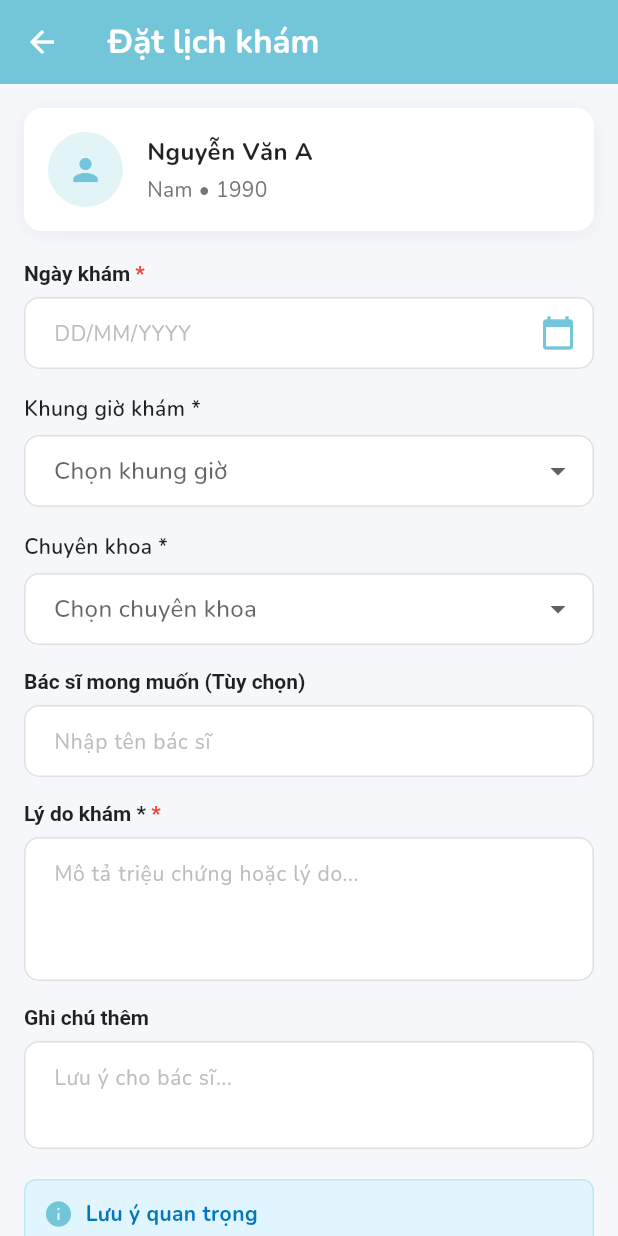
After one commit to Khanshh/P-inno, a Flutter app: the BookAppointmentScreen screen opened directly, on a phone screen of 412 x 824 dp. The commit adds this screen. Run offline on Flutter 3.47's test engine with Material 3 defaults, Android fonts, the phone set to English and light mode, and no system bars; our stand-ins replace flutter_markdown, google_fonts, smooth_page_indicator; accounts and stored records are empty; network calls fail.

Commit message:
[New] Đặt lịch khám

```diff
--- /dev/null
+++ b/lib/screens/book_appointment_screen.dart
@@ -0,0 +1,482 @@
+import 'package:flutter/material.dart';
+import 'appointment_success_screen.dart';
+
+class BookAppointmentScreen extends StatefulWidget {
+  final Map<String, dynamic>? patientData; // Info from previous screen if available
+
+  const BookAppointmentScreen({super.key, this.patientData});
+
+  @override
+  State<BookAppointmentScreen> createState() => _BookAppointmentScreenState();
+}
+
+class _BookAppointmentScreenState extends State<BookAppointmentScreen> {
+  final _formKey = GlobalKey<FormState>();
+  final Color _primaryColor = const Color(0xFF73C6D9);
+
+  // Controllers
+  final TextEditingController _dateController = TextEditingController();
+  final TextEditingController _doctorController = TextEditingController();
+  final TextEditingController _reasonController = TextEditingController();
+  final TextEditingController _noteController = TextEditingController();
+
+  String? _selectedTime;
+  String? _selectedDept;
+
+  final List<String> _timeSlots = [
+    '08:00 - 09:00',
+    '09:00 - 10:00',
+    '10:00 - 11:00',
+    '13:30 - 14:30',
+    '14:30 - 15:30',
+    '15:30 - 16:30',
+  ];
+
+  final List<String> _departments = [
+    'Khoa Nội',
+    'Khoa Ngoại',
+    'Khoa Sản',
+    'Khoa Nhi',
+    'Khoa Hiếm Muộn',
+    'Nam Khoa',
+    'Tai Mũi Họng',
+    'Răng Hàm Mặt',
+  ];
+
+  @override
+  void dispose() {
+    _dateController.dispose();
+    _doctorController.dispose();
+    _reasonController.dispose();
+    _noteController.dispose();
+    super.dispose();
+  }
+
+  Future<void> _selectDate(BuildContext context) async {
+    final DateTime? picked = await showDatePicker(
+      context: context,
+      initialDate: DateTime.now().add(const Duration(days: 1)),
+      firstDate: DateTime.now(),
+      lastDate: DateTime.now().add(const Duration(days: 30)),
+      builder: (context, child) {
+         return Theme(
+          data: Theme.of(context).copyWith(
+            colorScheme: ColorScheme.light(
+              primary: _primaryColor,
+              onPrimary: Colors.white,
+              onSurface: Colors.black,
+            ),
+          ),
+          child: child!,
+        );
+      },
+    );
+    if (picked != null) {
+      setState(() {
+        _dateController.text = "${picked.day}/${picked.month}/${picked.year}";
+      });
+    }
+  }
+
+  void _submitBooking() {
+    if (_formKey.currentState!.validate()) {
+      if (_selectedTime == null) {
+        ScaffoldMessenger.of(context).showSnackBar(
+          const SnackBar(content: Text('Vui lòng chọn khung giờ khám')),
+        );
+        return;
+      }
+      if (_selectedDept == null) {
+        ScaffoldMessenger.of(context).showSnackBar(
+          const SnackBar(content: Text('Vui lòng chọn chuyên khoa')),
+        );
+        return;
+      }
+
+      final bookingData = {
+        'patientName': widget.patientData?['fullName'] ?? 'Nguyễn Văn A',
+        'date': _dateController.text,
+        'time': _selectedTime,
+        'department': _selectedDept,
+        'doctor': _doctorController.text,
+        'reason': _reasonController.text,
+        'note': _noteController.text,
+      };
+
+      Navigator.of(context).push(
+        MaterialPageRoute(
+          builder: (_) => AppointmentSuccessScreen(appointmentData: bookingData),
+        ),
+      );
+    }
+  }
+
+  @override
+  Widget build(BuildContext context) {
+    return Scaffold(
+      backgroundColor: const Color(0xFFF5F7FA),
+      appBar: AppBar(
+        title: const Text(
+          'Đặt lịch khám',
+          style: TextStyle(
+            color: Colors.white,
+            fontWeight: FontWeight.bold,
+          ),
+        ),
+        backgroundColor: _primaryColor,
+        elevation: 0,
+        leading: IconButton(
+          icon: const Icon(Icons.arrow_back, color: Colors.white),
+          onPressed: () => Navigator.of(context).pop(),
+        ),
+      ),
+      body: SingleChildScrollView(
+        padding: const EdgeInsets.all(16),
+        child: Form(
+          key: _formKey,
+          child: Column(
+            crossAxisAlignment: CrossAxisAlignment.start,
+            children: [
+              _buildPatientInfoCard(),
+              const SizedBox(height: 20),
+              _buildFormSection(),
+              const SizedBox(height: 20),
+              _buildWarningBox(),
+              const SizedBox(height: 30),
+              SizedBox(
+                width: double.infinity,
+                height: 52,
+                child: ElevatedButton(
+                  onPressed: _submitBooking,
+                  style: ElevatedButton.styleFrom(
+                    backgroundColor: _primaryColor,
+                    shape: RoundedRectangleBorder(
+                      borderRadius: BorderRadius.circular(12),
+                    ),
+                    elevation: 0,
+                  ),
+                  child: const Text(
+                    'XÁC NHẬN ĐẶT LỊCH',
+                    style: TextStyle(
+                      color: Colors.white,
+                      fontSize: 16,
+                      fontWeight: FontWeight.bold,
+                    ),
+                  ),
+                ),
+              ),
+              const SizedBox(height: 20),
+            ],
+          ),
+        ),
+      ),
+    );
+  }
+
+  Widget _buildPatientInfoCard() {
+    return Container(
+      padding: const EdgeInsets.all(16),
+      decoration: BoxDecoration(
+        color: Colors.white,
+        borderRadius: BorderRadius.circular(12),
+        boxShadow: [
+          BoxShadow(
+            color: Colors.black.withOpacity(0.05),
+            offset: const Offset(0, 2),
+            blurRadius: 10,
+          ),
+        ],
+      ),
+      child: Row(
+        children: [
+          CircleAvatar(
+            radius: 25,
+            backgroundColor: _primaryColor.withOpacity(0.2),
+            child: Icon(Icons.person, color: _primaryColor),
+          ),
+          const SizedBox(width: 16),
+          Expanded(
+            child: Column(
+              crossAxisAlignment: CrossAxisAlignment.start,
+              children: [
+                Text(
+                  widget.patientData?['fullName'] ?? 'Nguyễn Văn A',
+                  style: const TextStyle(
+                    fontSize: 16,
+                    fontWeight: FontWeight.bold,
+                    color: Colors.black87,
+                  ),
+                ),
+                const SizedBox(height: 4),
+                 Text(
+                  '${widget.patientData?['gender'] ?? 'Nam'} • ${widget.patientData?['dob'] ?? '1990'}',
+                  style: TextStyle(
+                    fontSize: 14,
+                    color: Colors.grey[600],
+                  ),
+                ),
+              ],
+            ),
+          ),
+        ],
+      ),
+    );
+  }
+
+  Widget _buildFormSection() {
+    return Column(
+      children: [
+        _buildDateField(),
+        const SizedBox(height: 16),
+        _buildDropdownField(
+          label: 'Khung giờ khám *',
+          hint: 'Chọn khung giờ',
+          value: _selectedTime,
+          items: _timeSlots,
+          onChanged: (val) {
+            setState(() {
+              _selectedTime = val;
+            });
+          },
+        ),
+        const SizedBox(height: 16),
+        _buildDropdownField(
+          label: 'Chuyên khoa *',
+          hint: 'Chọn chuyên khoa',
+          value: _selectedDept,
+          items: _departments,
+          onChanged: (val) {
+            setState(() {
+              _selectedDept = val;
+            });
+          },
+        ),
+        const SizedBox(height: 16),
+        _buildTextField(
+          label: 'Bác sĩ mong muốn (Tùy chọn)',
+          controller: _doctorController,
+          hint: 'Nhập tên bác sĩ',
+        ),
+        const SizedBox(height: 16),
+        _buildTextField(
+          label: 'Lý do khám *',
+          controller: _reasonController,
+          hint: 'Mô tả triệu chứng hoặc lý do...',
+          isRequired: true,
+          maxLines: 3,
+        ),
+        const SizedBox(height: 16),
+         _buildTextField(
+          label: 'Ghi chú thêm',
+          controller: _noteController,
+          hint: 'Lưu ý cho bác sĩ...',
+          maxLines: 2,
+        ),
+      ],
+    );
+  }
+
+  Widget _buildTextField({
+    required String label,
+    required TextEditingController controller,
+    String? hint,
+    bool isRequired = false,
+    int maxLines = 1,
+  }) {
+    return Column(
+      crossAxisAlignment: CrossAxisAlignment.start,
+      children: [
+        RichText(
+          text: TextSpan(
+            text: label,
+            style: const TextStyle(
+              color: Colors.black87,
+              fontWeight: FontWeight.w600,
+              fontSize: 14,
+            ),
+            children: isRequired
+                ? [const TextSpan(text: ' *', style: TextStyle(color: Colors.red))]
+                : [],
+          ),
+        ),
+        const SizedBox(height: 8),
+        TextFormField(
+          controller: controller,
+          maxLines: maxLines,
+          validator: isRequired
+              ? (value) {
+                  if (value == null || value.isEmpty) {
+                    return 'Vui lòng nhập thông tin này';
+                  }
+                  return null;
+                }
+              : null,
+          decoration: InputDecoration(
+            hintText: hint,
+            hintStyle: TextStyle(color: Colors.grey[400], fontSize: 14),
+            contentPadding: const EdgeInsets.symmetric(horizontal: 16, vertical: 12),
+            fillColor: Colors.white,
+            filled: true,
+            border: OutlineInputBorder(
+              borderRadius: BorderRadius.circular(10),
+              borderSide: BorderSide(color: Colors.grey[300]!),
+            ),
+            enabledBorder: OutlineInputBorder(
+              borderRadius: BorderRadius.circular(10),
+              borderSide: BorderSide(color: Colors.grey[300]!),
+            ),
+            focusedBorder: OutlineInputBorder(
+              borderRadius: BorderRadius.circular(10),
+              borderSide: BorderSide(color: _primaryColor, width: 1.5),
+            ),
+          ),
+        ),
+      ],
+    );
+  }
+
+  Widget _buildDateField() {
+     return Column(
+      crossAxisAlignment: CrossAxisAlignment.start,
+      children: [
+        RichText(
+          text: const TextSpan(
+            text: 'Ngày khám',
+            style: TextStyle(
+              color: Colors.black87,
+              fontWeight: FontWeight.w600,
+              fontSize: 14,
+            ),
+            children: [TextSpan(text: ' *', style: TextStyle(color: Colors.red))],
+          ),
+        ),
+        const SizedBox(height: 8),
+        GestureDetector(
+          onTap: () => _selectDate(context),
+          child: AbsorbPointer(
+            child: TextFormField(
+              controller: _dateController,
+              validator: (value) {
+                if (value == null || value.isEmpty) {
+                  return 'Vui lòng chọn ngày khám';
+                }
+                return null;
+              },
+              decoration: InputDecoration(
+                hintText: 'DD/MM/YYYY',
+                 hintStyle: TextStyle(color: Colors.grey[400], fontSize: 14),
+                suffixIcon: Icon(Icons.calendar_today, color: _primaryColor),
+                contentPadding: const EdgeInsets.symmetric(horizontal: 16, vertical: 12),
+                fillColor: Colors.white,
+                filled: true,
+                border: OutlineInputBorder(
+                  borderRadius: BorderRadius.circular(10),
+                  borderSide: BorderSide(color: Colors.grey[300]!),
+                ),
+                enabledBorder: OutlineInputBorder(
+                  borderRadius: BorderRadius.circular(10),
+                  borderSide: BorderSide(color: Colors.grey[300]!),
+                ),
+                focusedBorder: OutlineInputBorder(
+                  borderRadius: BorderRadius.circular(10),
+                  borderSide: BorderSide(color: _primaryColor, width: 1.5),
+                ),
+              ),
+            ),
+          ),
+        ),
+      ],
+    );
+  }
+
+  Widget _buildDropdownField({
+    required String label,
+    required String hint,
+    required String? value,
+    required List<String> items,
+    required Function(String?) onChanged,
+  }) {
+    return Column(
+      crossAxisAlignment: CrossAxisAlignment.start,
+      children: [
+        Text(
+          label,
+          style: const TextStyle(
+            color: Colors.black87,
+            fontWeight: FontWeight.w600,
+            fontSize: 14,
+          ),
+        ),
+        const SizedBox(height: 8),
+        DropdownButtonFormField<String>(
+          value: value,
+          decoration: InputDecoration(
+            hintText: hint,
+            hintStyle: TextStyle(color: Colors.grey[400], fontSize: 14),
+            contentPadding: const EdgeInsets.symmetric(horizontal: 16, vertical: 12),
+            fillColor: Colors.white,
+            filled: true,
+            border: OutlineInputBorder(
+              borderRadius: BorderRadius.circular(10),
+              borderSide: BorderSide(color: Colors.grey[300]!),
+            ),
+             enabledBorder: OutlineInputBorder(
+              borderRadius: BorderRadius.circular(10),
+              borderSide: BorderSide(color: Colors.grey[300]!),
+            ),
+            focusedBorder: OutlineInputBorder(
+              borderRadius: BorderRadius.circular(10),
+              borderSide: BorderSide(color: _primaryColor, width: 1.5),
+            ),
+          ),
+          items: items.map((String item) {
+            return DropdownMenuItem<String>(
+              value: item,
+              child: Text(item),
+            );
+          }).toList(),
+          onChanged: onChanged,
+        ),
+      ],
+    );
+  }
+
+  Widget _buildWarningBox() {
+    return Container(
+      padding: const EdgeInsets.all(12),
+      decoration: BoxDecoration(
+        color: const Color(0xFFE1F5FE), // Light Blue
+        borderRadius: BorderRadius.circular(8),
+        border: Border.all(color: _primaryColor.withOpacity(0.3)),
+      ),
+      child: Column(
+        crossAxisAlignment: CrossAxisAlignment.start,
+        children: const [
+          Row(
+            children: [
+              Icon(Icons.info, color: Color(0xFF73C6D9), size: 20),
+              SizedBox(width: 8),
+              Text(
+                'Lưu ý quan trọng',
+                style: TextStyle(
+                  color: Color(0xFF0277BD),
+                  fontWeight: FontWeight.bold,
+                  fontSize: 14,
+                ),
+              ),
+            ],
+          ),
+          SizedBox(height: 8),
+          Text(
+            '- Vui lòng đến trước giờ hẹn 15 phút.\n- Mang theo CMND/CCCD và thẻ BHYT khi đi khám.\n- Đeo khẩu trang trong suốt quá trình thăm khám.',
+            style: TextStyle(
+              color: Color(0xFF01579B),
+              fontSize: 13,
+              height: 1.4,
+            ),
+          ),
+        ],
+      ),
+    );
+  }
+}
```
Also changed, not shown: lib/screens/appointment_success_screen.dart (added, +157 -0 lines), lib/screens/patient_detail_screen.dart (+6 -1 lines).
